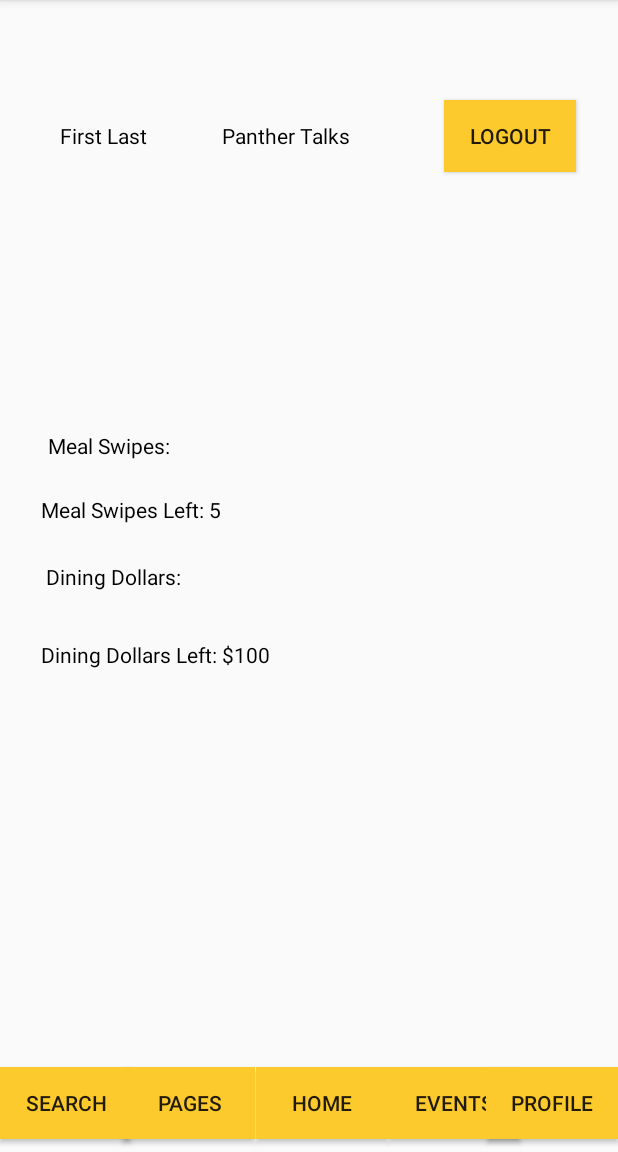
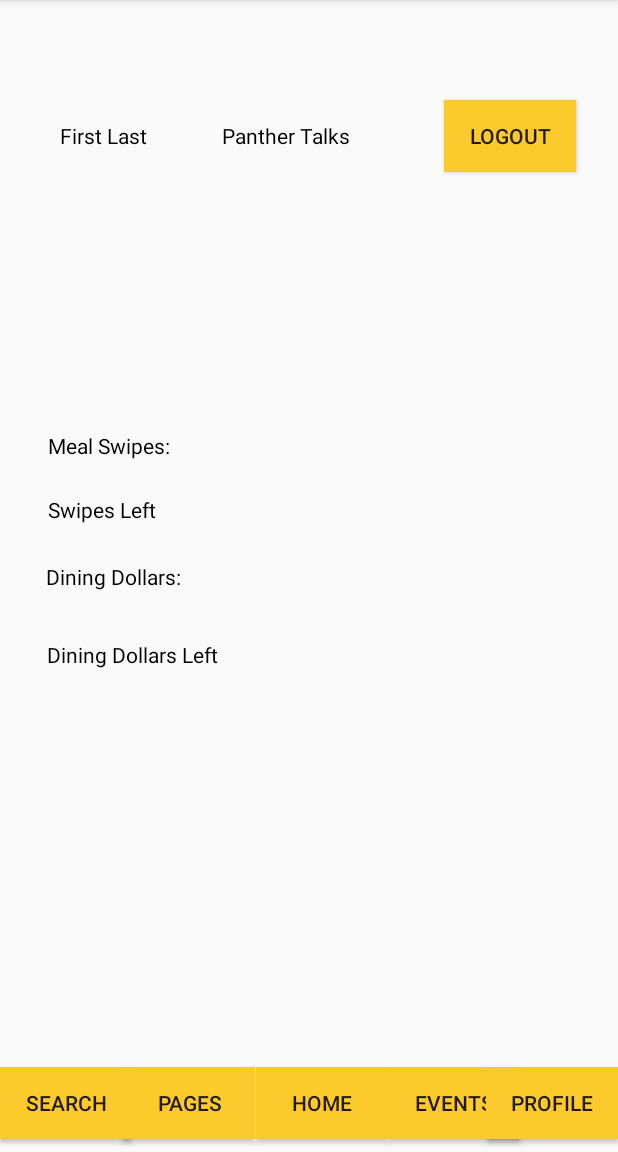
Before and after one commit to pinkgokart/LoginDemo, an Android app: the ProfileActivity screen opened directly, with no data from a screen before it, on a phone screen of 412 x 824 dp, the part 84-1236 px from its top. Run offline under Robolectric (Android 15) with nearby library versions, the light colour scheme and no system bars.

Commit message:
Merge branch 'master' of https://github.com/pinkgokart/LoginDemo
# Conflicts:
#	app/src/main/res/values/strings.xml

```diff
--- a/app/src/main/java/com/example/logindemo/ProfileActivity.java
+++ b/app/src/main/java/com/example/logindemo/ProfileActivity.java
@@ -17,6 +17,7 @@ public class ProfileActivity extends AppCompatActivity {
     private Button Pages;
     private Button Home;
     private Button Events;
+    private Button Logout;
 
 
     @Override
@@ -30,6 +31,7 @@ public class ProfileActivity extends AppCompatActivity {
         Pages =(Button)findViewById(R.id.btnpages);
         Home =(Button)findViewById(R.id.btnhome);
         Events =(Button)findViewById(R.id.btnevents);
+        Logout = (Button)findViewById(R.id.btnlogout);
 
         Search.setOnClickListener(new View.OnClickListener(){
             @Override
@@ -59,8 +61,14 @@ public class ProfileActivity extends AppCompatActivity {
             }
         });
 
-        SwipeLeft.setText("Meal Swipes Left: " + 5);
-        DDLeft.setText("Dining Dollars Left: $" + 100);
+        Logout.setOnClickListener(new View.OnClickListener() {
+            @Override
+            public void onClick(View v) {
+                openMainActivity();
+            }
+        });
+
+
     }
 
     public void openSearchActivity() {
@@ -82,4 +90,9 @@ public class ProfileActivity extends AppCompatActivity {
         Intent intent = new Intent(this, EventsActivity.class);
         startActivity(intent);
     }
+
+    public void openMainActivity() {
+        Intent intent = new Intent(this, MainActivity.class);
+        startActivity(intent);
+    }
 }
```
